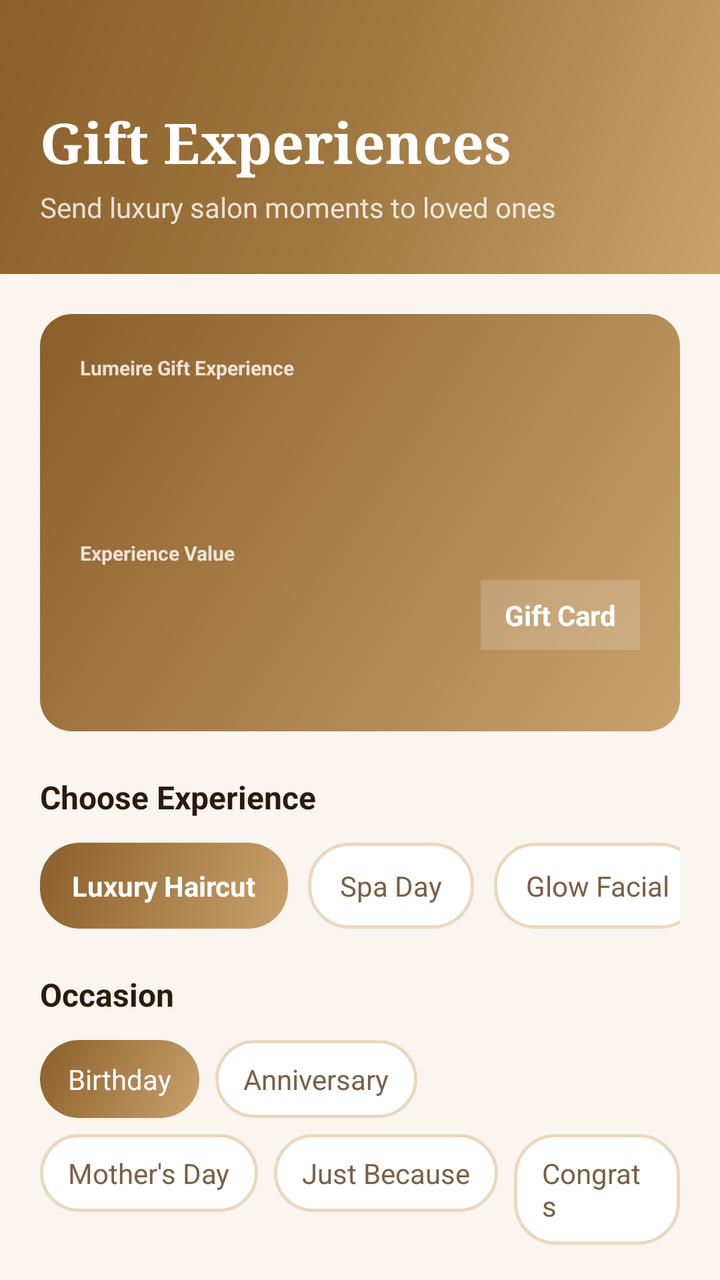
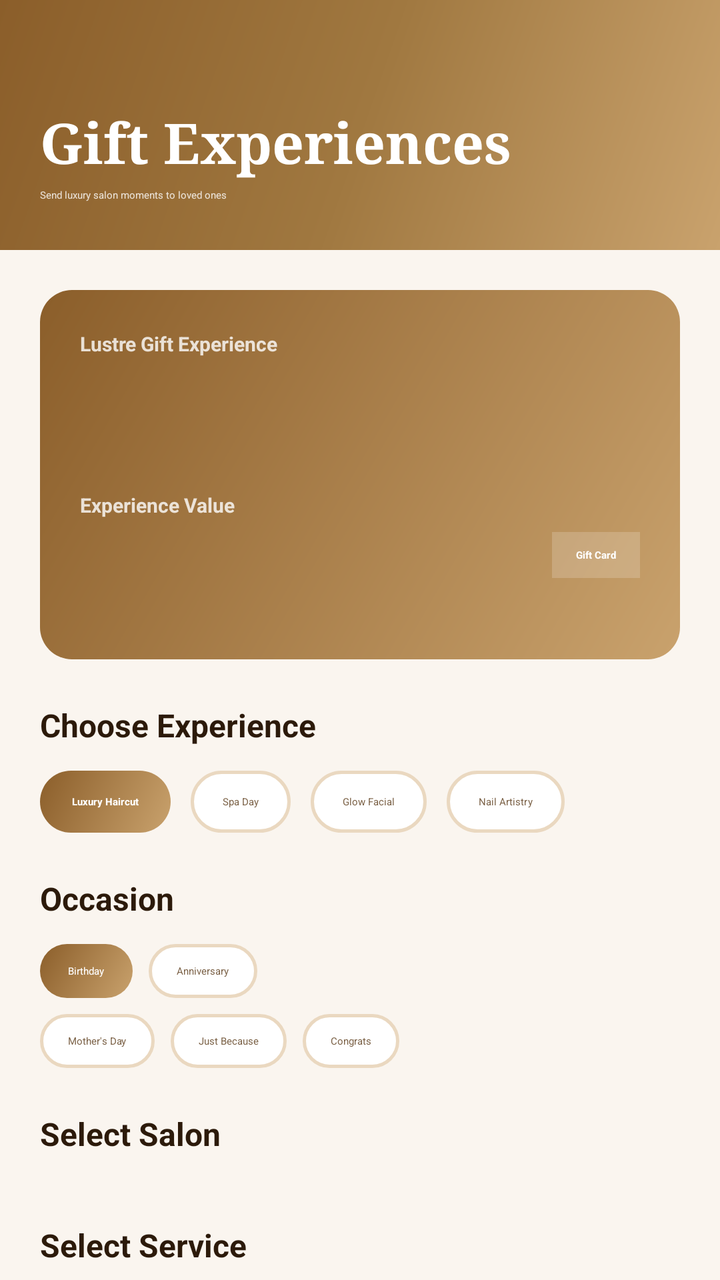

Before-and-after screenshots of an Android layout around one commit, followed by the original layout XML and the change that was made.
<!-- AndroidManifest.xml: application theme Theme.Lumeire -->
<!-- res/layout/fragment_gifting.xml -->
<?xml version="1.0" encoding="utf-8"?>
<androidx.core.widget.NestedScrollView xmlns:android="http://schemas.android.com/apk/res/android"
    xmlns:app="http://schemas.android.com/apk/res-auto"
    android:layout_width="match_parent"
    android:layout_height="match_parent"
    android:background="@color/cream_bg"
    android:fillViewport="true">

    <LinearLayout
        android:layout_width="match_parent"
        android:layout_height="wrap_content"
        android:orientation="vertical"
        android:paddingBottom="24dp">

        <LinearLayout
            android:layout_width="match_parent"
            android:layout_height="wrap_content"
            android:background="@drawable/bg_gradient_gold_header"
            android:orientation="vertical"
            android:paddingStart="20dp"
            android:paddingTop="52dp"
            android:paddingEnd="20dp"
            android:paddingBottom="24dp">

            <TextView
                android:layout_width="wrap_content"
                android:layout_height="wrap_content"
                android:text="@string/gift_experiences"
                android:textColor="@color/white"
                android:textSize="28sp"
                android:textStyle="bold"
                android:fontFamily="serif" />

            <TextView
                android:layout_width="wrap_content"
                android:layout_height="wrap_content"
                android:layout_marginTop="4dp"
                android:text="@string/gift_subtitle"
                android:textColor="#CCFFFFFF" />
        </LinearLayout>

        <LinearLayout
            android:layout_width="match_parent"
            android:layout_height="wrap_content"
            android:orientation="vertical"
            android:padding="20dp">

            <LinearLayout
                android:id="@+id/layout_gift_preview"
                android:layout_width="match_parent"
                android:layout_height="wrap_content"
                android:background="@drawable/bg_button_gold"
                android:orientation="vertical"
                android:padding="20dp">

                <TextView
                    android:layout_width="wrap_content"
                    android:layout_height="wrap_content"
                    android:text="@string/lumeire_gift_experience"
                    android:textColor="#CCFFFFFF"
                    android:textSize="10sp"
                    android:textStyle="bold" />

                <TextView
                    android:id="@+id/tv_gift_preview_title"
                    android:layout_width="wrap_content"
                    android:layout_height="wrap_content"
                    android:layout_marginTop="8dp"
                    android:textColor="@color/white"
                    android:textSize="22sp"
                    android:textStyle="bold"
                    android:fontFamily="serif" />

                <TextView
                    android:id="@+id/tv_gift_preview_desc"
                    android:layout_width="wrap_content"
                    android:layout_height="wrap_content"
                    android:layout_marginTop="4dp"
                    android:textColor="#CCFFFFFF" />

                <LinearLayout
                    android:layout_width="match_parent"
                    android:layout_height="wrap_content"
                    android:layout_marginTop="18dp"
                    android:gravity="center_vertical"
                    android:orientation="horizontal">

                    <LinearLayout
                        android:layout_width="0dp"
                        android:layout_height="wrap_content"
                        android:layout_weight="1"
                        android:orientation="vertical">

                        <TextView
                            android:layout_width="wrap_content"
                            android:layout_height="wrap_content"
                            android:text="@string/experience_value"
                            android:textColor="#CCFFFFFF"
                            android:textSize="10sp"
                            android:textStyle="bold" />

                        <TextView
                            android:id="@+id/tv_gift_preview_value"
                            android:layout_width="wrap_content"
                            android:layout_height="wrap_content"
                            android:layout_marginTop="4dp"
                            android:textColor="@color/white"
                            android:textSize="28sp"
                            android:textStyle="bold" />

                        <TextView
                            android:id="@+id/tv_gift_preview_duration"
                            android:layout_width="wrap_content"
                            android:layout_height="wrap_content"
                            android:layout_marginTop="2dp"
                            android:textColor="#CCFFFFFF" />
                    </LinearLayout>

                    <TextView
                        android:layout_width="wrap_content"
                        android:layout_height="wrap_content"
                        android:background="#2EFFFFFF"
                        android:paddingStart="12dp"
                        android:paddingTop="8dp"
                        android:paddingEnd="12dp"
                        android:paddingBottom="8dp"
                        android:text="@string/gift_card_label"
                        android:textColor="@color/white"
                        android:textStyle="bold" />
                </LinearLayout>
            </LinearLayout>

            <TextView
                android:layout_width="wrap_content"
                android:layout_height="wrap_content"
                android:layout_marginTop="22dp"
                android:text="@string/choose_experience"
                android:textColor="@color/text_dark"
                android:textSize="16sp"
                android:textStyle="bold" />

            <HorizontalScrollView
                android:layout_width="match_parent"
                android:layout_height="wrap_content"
                android:layout_marginTop="12dp"
                android:scrollbars="none">

                <LinearLayout
                    android:layout_width="wrap_content"
                    android:layout_height="wrap_content"
                    android:orientation="horizontal">

                    <TextView
                        android:id="@+id/btn_gift_service_1"
                        android:layout_width="wrap_content"
                        android:layout_height="wrap_content"
                        android:background="@drawable/bg_chip_gold_filled"
                        android:paddingStart="16dp"
                        android:paddingTop="12dp"
                        android:paddingEnd="16dp"
                        android:paddingBottom="12dp"
                        android:text="Luxury Haircut"
                        android:textColor="@color/white"
                        android:textStyle="bold" />

                    <TextView
                        android:id="@+id/btn_gift_service_2"
                        android:layout_width="wrap_content"
                        android:layout_height="wrap_content"
                        android:layout_marginStart="10dp"
                        android:background="@drawable/bg_chip_outlined"
                        android:paddingStart="16dp"
                        android:paddingTop="12dp"
                        android:paddingEnd="16dp"
                        android:paddingBottom="12dp"
                        android:text="Spa Day"
                        android:textColor="@color/text_medium" />

                    <TextView
                        android:id="@+id/btn_gift_service_3"
                        android:layout_width="wrap_content"
                        android:layout_height="wrap_content"
                        android:layout_marginStart="10dp"
                        android:background="@drawable/bg_chip_outlined"
                        android:paddingStart="16dp"
                        android:paddingTop="12dp"
                        android:paddingEnd="16dp"
                        android:paddingBottom="12dp"
                        android:text="Glow Facial"
                        android:textColor="@color/text_medium" />

                    <TextView
                        android:id="@+id/btn_gift_service_4"
                        android:layout_width="wrap_content"
                        android:layout_height="wrap_content"
                        android:layout_marginStart="10dp"
                        android:background="@drawable/bg_chip_outlined"
                        android:paddingStart="16dp"
                        android:paddingTop="12dp"
                        android:paddingEnd="16dp"
                        android:paddingBottom="12dp"
                        android:text="Nail Artistry"
                        android:textColor="@color/text_medium" />
                </LinearLayout>
            </HorizontalScrollView>

            <TextView
                android:layout_width="wrap_content"
                android:layout_height="wrap_content"
                android:layout_marginTop="22dp"
                android:text="@string/occasion"
                android:textColor="@color/text_dark"
                android:textSize="16sp"
                android:textStyle="bold" />

            <LinearLayout
                android:layout_width="match_parent"
                android:layout_height="wrap_content"
                android:layout_marginTop="12dp"
                android:orientation="horizontal">

                <TextView
                    android:id="@+id/chip_occasion_1"
                    android:layout_width="wrap_content"
                    android:layout_height="wrap_content"
                    android:background="@drawable/bg_chip_gold_filled"
                    android:paddingStart="14dp"
                    android:paddingTop="10dp"
                    android:paddingEnd="14dp"
                    android:paddingBottom="10dp"
                    android:text="Birthday"
                    android:textColor="@color/white" />

                <TextView
                    android:id="@+id/chip_occasion_2"
                    android:layout_width="wrap_content"
                    android:layout_height="wrap_content"
                    android:layout_marginStart="8dp"
                    android:background="@drawable/bg_chip_outlined"
                    android:paddingStart="14dp"
                    android:paddingTop="10dp"
                    android:paddingEnd="14dp"
                    android:paddingBottom="10dp"
                    android:text="Anniversary"
                    android:textColor="@color/text_medium" />
            </LinearLayout>

            <LinearLayout
                android:layout_width="match_parent"
                android:layout_height="wrap_content"
                android:layout_marginTop="8dp"
                android:orientation="horizontal">

                <TextView
                    android:id="@+id/chip_occasion_3"
                    android:layout_width="wrap_content"
                    android:layout_height="wrap_content"
                    android:background="@drawable/bg_chip_outlined"
                    android:paddingStart="14dp"
                    android:paddingTop="10dp"
                    android:paddingEnd="14dp"
                    android:paddingBottom="10dp"
                    android:text="Mother&#39;s Day"
                    android:textColor="@color/text_medium" />

                <TextView
                    android:id="@+id/chip_occasion_4"
                    android:layout_width="wrap_content"
                    android:layout_height="wrap_content"
                    android:layout_marginStart="8dp"
                    android:background="@drawable/bg_chip_outlined"
                    android:paddingStart="14dp"
                    android:paddingTop="10dp"
                    android:paddingEnd="14dp"
                    android:paddingBottom="10dp"
                    android:text="Just Because"
                    android:textColor="@color/text_medium" />

                <TextView
                    android:id="@+id/chip_occasion_5"
                    android:layout_width="wrap_content"
                    android:layout_height="wrap_content"
                    android:layout_marginStart="8dp"
                    android:background="@drawable/bg_chip_outlined"
                    android:paddingStart="14dp"
                    android:paddingTop="10dp"
                    android:paddingEnd="14dp"
                    android:paddingBottom="10dp"
                    android:text="Congrats"
                    android:textColor="@color/text_medium" />
            </LinearLayout>

            <TextView
                android:layout_width="wrap_content"
                android:layout_height="wrap_content"
                android:layout_marginTop="22dp"
                android:text="Select Salon"
                android:textColor="@color/text_dark"
                android:textSize="16sp"
                android:textStyle="bold" />

            <HorizontalScrollView
                android:layout_width="match_parent"
                android:layout_height="wrap_content"
                android:layout_marginTop="12dp"
                android:scrollbars="none">

                <LinearLayout
                    android:id="@+id/ll_salon_chips"
                    android:layout_width="wrap_content"
                    android:layout_height="wrap_content"
                    android:orientation="horizontal" />
            </HorizontalScrollView>

            <TextView
                android:layout_width="wrap_content"
                android:layout_height="wrap_content"
                android:layout_marginTop="22dp"
                android:text="Select Service"
                android:textColor="@color/text_dark"
                android:textSize="16sp"
                android:textStyle="bold" />

            <HorizontalScrollView
                android:layout_width="match_parent"
                android:layout_height="wrap_content"
                android:layout_marginTop="12dp"
                android:scrollbars="none">

                <LinearLayout
                    android:id="@+id/ll_service_chips"
                    android:layout_width="wrap_content"
                    android:layout_height="wrap_content"
                    android:orientation="horizontal" />
            </HorizontalScrollView>
            <TextView
                android:layout_width="wrap_content"
                android:layout_height="wrap_content"
                android:layout_marginTop="14dp"
                android:text="Or send a custom amount instead"
                android:textColor="@color/text_medium"
                android:textSize="12sp"
                />
            <EditText
                android:layout_width="match_parent"
                android:layout_height="wrap_content"
                android:id="@+id/custom_amount"
                android:layout_marginTop="8dp"
                android:background="@drawable/bg_input_field"
                android:hint="Custom amount "
                android:inputType="numberDecimal"
                android:padding="16dp"
                android:textColor="@color/text_dark"
                android:textColorHint="@color/text_light"
                />
            <TextView
                android:layout_width="wrap_content"
                android:layout_height="wrap_content"
                android:layout_marginTop="22dp"
                android:text="@string/recipient_details"
                android:textColor="@color/text_dark"
                android:textSize="16sp"
                android:textStyle="bold" />

            <EditText
                android:id="@+id/et_recipient_name"
                android:layout_width="match_parent"
                android:layout_height="wrap_content"
                android:layout_marginTop="12dp"
                android:background="@drawable/bg_input_field"
                android:hint="Recipient's Email"
                android:inputType="textEmailAddress"
                android:padding="16dp"
                android:textColor="@color/text_dark"
                android:textColorHint="@color/text_light" />

            <EditText
                android:id="@+id/et_gift_message"
                android:layout_width="match_parent"
                android:layout_height="104dp"
                android:layout_marginTop="10dp"
                android:background="@drawable/bg_input_field"
                android:gravity="top|start"
                android:hint="@string/message_hint"
                android:padding="16dp"
                android:textColor="@color/text_dark"
                android:textColorHint="@color/text_light" />

            <LinearLayout
                android:layout_width="match_parent"
                android:layout_height="wrap_content"
                android:layout_marginTop="22dp"
                android:background="@drawable/bg_card_white"
                android:orientation="vertical"
                android:padding="16dp">

                <LinearLayout
                    android:layout_width="match_parent"
                    android:layout_height="wrap_content"
                    android:orientation="horizontal">

                    <TextView
                        android:id="@+id/tv_gift_service_name"
                        android:layout_width="0dp"
                        android:layout_height="wrap_content"
                        android:layout_weight="1"
                        android:textColor="@color/text_medium" />

                    <TextView
                        android:id="@+id/tv_gift_service_price"
                        android:layout_width="wrap_content"
                        android:layout_height="wrap_content"
                        android:textColor="@color/text_dark"
                        android:textStyle="bold" />
                </LinearLayout>

                <LinearLayout
                    android:layout_width="match_parent"
                    android:layout_height="wrap_content"
                    android:layout_marginTop="10dp"
                    android:orientation="horizontal">

                    <TextView
                        android:layout_width="0dp"
                        android:layout_height="wrap_content"
                        android:layout_weight="1"
                        android:text="@string/gift_wrapping"
                        android:textColor="@color/text_medium" />

                    <TextView
                        android:layout_width="wrap_content"
                        android:layout_height="wrap_content"
                        android:text="@string/gift_wrapping_free"
                        android:textColor="@color/green_accent"
                        android:textStyle="bold" />
                </LinearLayout>

                <View
                    android:layout_width="match_parent"
                    android:layout_height="1dp"
                    android:layout_marginTop="12dp"
                    android:layout_marginBottom="12dp"
                    android:background="@color/divider" />

                <LinearLayout
                    android:layout_width="match_parent"
                    android:layout_height="wrap_content"
                    android:orientation="horizontal">

                    <TextView
                        android:layout_width="0dp"
                        android:layout_height="wrap_content"
                        android:layout_weight="1"
                        android:text="@string/total"
                        android:textColor="@color/text_dark"
                        android:textSize="16sp"
                        android:textStyle="bold" />

                    <TextView
                        android:id="@+id/tv_gift_total"
                        android:layout_width="wrap_content"
                        android:layout_height="wrap_content"
                        android:textColor="@color/gold_main"
                        android:textSize="18sp"
                        android:textStyle="bold" />
                </LinearLayout>
            </LinearLayout>
            
            <LinearLayout
                android:id="@+id/layout_payment_info"
                android:layout_width="match_parent"
                android:layout_height="wrap_content"
                android:layout_marginTop="16dp"
                android:background="@drawable/bg_card_white"
                android:orientation="vertical"
                android:padding="16dp">

                <TextView
                    android:layout_width="wrap_content"
                    android:layout_height="wrap_content"
                    android:text="Payment Details"
                    android:textColor="@color/text_dark"
                    android:textSize="14sp"
                    android:textStyle="bold" />

                <View
                    android:layout_width="match_parent"
                    android:layout_height="1dp"
                    android:layout_marginTop="10dp"
                    android:layout_marginBottom="10dp"
                    android:background="@color/divider" />

                <LinearLayout
                    android:layout_width="match_parent"
                    android:layout_height="wrap_content"
                    android:orientation="horizontal">
                    <TextView
                        android:layout_width="0dp"
                        android:layout_height="wrap_content"
                        android:layout_weight="1"
                        android:text="Bank"
                        android:textColor="@color/text_medium" />
                    <TextView
                        android:layout_width="wrap_content"
                        android:layout_height="wrap_content"
                        android:text="Lumeire Bank"
                        android:textColor="@color/text_dark"
                        android:textStyle="bold" />
                </LinearLayout>

                <LinearLayout
                    android:layout_width="match_parent"
                    android:layout_height="wrap_content"
                    android:layout_marginTop="8dp"
                    android:orientation="horizontal">
                    <TextView
                        android:layout_width="0dp"
                        android:layout_height="wrap_content"
                        android:layout_weight="1"
                        android:text="Account No."
                        android:textColor="@color/text_medium" />
                    <TextView
                        android:layout_width="wrap_content"
                        android:layout_height="wrap_content"
                        android:text="1234-5678-9012"
                        android:textColor="@color/text_dark"
                        android:textStyle="bold" />
                </LinearLayout>

                <LinearLayout
                    android:layout_width="match_parent"
                    android:layout_height="wrap_content"
                    android:layout_marginTop="8dp"
                    android:orientation="horizontal">
                    <TextView
                        android:layout_width="0dp"
                        android:layout_height="wrap_content"
                        android:layout_weight="1"
                        android:text="Account Name"
                        android:textColor="@color/text_medium" />
                    <TextView
                        android:layout_width="wrap_content"
                        android:layout_height="wrap_content"
                        android:text="Lumeire Gifts Ltd."
                        android:textColor="@color/text_dark"
                        android:textStyle="bold" />
                </LinearLayout>

                <LinearLayout
                    android:layout_width="match_parent"
                    android:layout_height="wrap_content"
                    android:layout_marginTop="8dp"
                    android:orientation="horizontal">
                    <TextView
                        android:layout_width="0dp"
                        android:layout_height="wrap_content"
                        android:layout_weight="1"
                        android:text="Reference"
                        android:textColor="@color/text_medium" />
                    <TextView
                        android:id="@+id/tv_payment_reference"
                        android:layout_width="wrap_content"
                        android:layout_height="wrap_content"
                        android:textColor="@color/gold_main"
                        android:textStyle="bold" />
                </LinearLayout>

                <TextView
                    android:layout_width="match_parent"
                    android:layout_height="wrap_content"
                    android:layout_marginTop="12dp"
                    android:background="#FFF8E7"
                    android:padding="10dp"
                    android:text="⚠ Gift card will be sent to the recipient once payment is confirmed."
                    android:textColor="@color/text_medium"
                    android:textSize="12sp" />
            </LinearLayout>
            <Button
                android:id="@+id/btn_send_gift"
                android:layout_width="match_parent"
                android:layout_height="56dp"
                android:layout_marginTop="22dp"
                android:background="@drawable/bg_button_gold"
                android:text="@string/send_gift"
                android:textAllCaps="false"
                android:textColor="@color/white"
                android:textSize="16sp"
                android:textStyle="bold" />
        </LinearLayout>
    </LinearLayout>
</androidx.core.widget.NestedScrollView>
<!-- resources referenced by this layout -->
<resources>
  <color name="cream_bg">#FAF5EF</color>
  <color name="divider">#F0E4D4</color>
  <color name="gold_main">#C9A26D</color>
  <color name="green_accent">#40A070</color>
  <color name="text_dark">#2C1A0A</color>
  <color name="text_light">#9B8060</color>
  <color name="text_medium">#7A6045</color>
  <color name="white">#FFFFFF</color>
  <!-- drawable bg_button_gold (drawable) -->
  <?xml version="1.0" encoding="utf-8"?>
  <shape xmlns:android="http://schemas.android.com/apk/res/android"
      android:shape="rectangle">
      <corners android:radius="16dp" />
      <gradient
          android:type="linear"
          android:angle="135"
          android:startColor="#C9A26D"
          android:endColor="#8B5E2A" />
  </shape>
  <!-- drawable bg_card_white (drawable) -->
  <?xml version="1.0" encoding="utf-8"?>
  <shape xmlns:android="http://schemas.android.com/apk/res/android"
      android:shape="rectangle">
      <corners android:radius="20dp" />
      <solid android:color="@color/white" />
  </shape>
  <!-- drawable bg_chip_gold_filled (drawable) -->
  <?xml version="1.0" encoding="utf-8"?>
  <shape xmlns:android="http://schemas.android.com/apk/res/android"
      android:shape="rectangle">
      <corners android:radius="20dp" />
      <gradient
          android:type="linear"
          android:angle="135"
          android:startColor="#C9A26D"
          android:endColor="#8B5E2A" />
  </shape>
  <!-- drawable bg_chip_outlined (drawable) -->
  <?xml version="1.0" encoding="utf-8"?>
  <shape xmlns:android="http://schemas.android.com/apk/res/android"
      android:shape="rectangle">
      <corners android:radius="20dp" />
      <solid android:color="@color/white" />
      <stroke
          android:width="1.5dp"
          android:color="#EAD8C0" />
  </shape>
  <!-- drawable bg_gradient_gold_header (drawable) -->
  <?xml version="1.0" encoding="utf-8"?>
  <shape xmlns:android="http://schemas.android.com/apk/res/android">
      <gradient
          android:type="linear"
          android:angle="135"
          android:startColor="#C9A26D"
          android:centerColor="#A07840"
          android:endColor="#8B5E2A" />
  </shape>
  <!-- drawable bg_input_field (drawable) -->
  <?xml version="1.0" encoding="utf-8"?>
  <shape xmlns:android="http://schemas.android.com/apk/res/android"
      android:shape="rectangle">
      <corners android:radius="14dp" />
      <solid android:color="#FAF5EF" />
      <stroke
          android:width="1.5dp"
          android:color="#EAD8C0" />
  </shape>
  <string name="choose_experience">Choose Experience</string>
  <string name="experience_value">Experience Value</string>
  <string name="gift_card_label">Gift Card</string>
  <string name="gift_experiences">Gift Experiences</string>
  <string name="gift_subtitle">Send luxury salon moments to loved ones</string>
  <string name="gift_wrapping">Gift wrapping</string>
  <string name="gift_wrapping_free">Free</string>
  <string name="lumeire_gift_experience">Lumeire Gift Experience</string>
  <string name="message_hint">Add a personal message… (optional)</string>
  <string name="occasion">Occasion</string>
  <string name="recipient_details">Recipient Details</string>
  <string name="send_gift">Send Gift</string>
  <string name="total">Total</string>
  <color name="gold_light">#C9A26D</color>
  <color name="gold_dark">#8B5E2A</color>
  <color name="gold_darker">#5C3010</color>
</resources>

<!-- the commit's change to res/layout/fragment_gifting.xml (unified diff, before → after) -->
@@ -503,7 +503,7 @@
                     <TextView
                         android:layout_width="wrap_content"
                         android:layout_height="wrap_content"
-                        android:text="Lumeire Bank"
+                        android:text="@string/bank_name"
                         android:textColor="@color/text_dark"
                         android:textStyle="bold" />
                 </LinearLayout>
@@ -541,7 +541,7 @@
                     <TextView
                         android:layout_width="wrap_content"
                         android:layout_height="wrap_content"
-                        android:text="Lumeire Gifts Ltd."
+                        android:text="@string/gifts_ltd"
                         android:textColor="@color/text_dark"
                         android:textStyle="bold" />
                 </LinearLayout>
<!-- resource entries referenced after the edit -->
@@ -67,6 +67,7 @@
           android:width="1.5dp"
           android:color="#EAD8C0" />
   </shape>
+  <string name="bank_name">Lustre Bank</string>
   <string name="choose_experience">Choose Experience</string>
   <string name="experience_value">Experience Value</string>
   <string name="gift_card_label">Gift Card</string>
@@ -74,14 +75,12 @@
   <string name="gift_subtitle">Send luxury salon moments to loved ones</string>
   <string name="gift_wrapping">Gift wrapping</string>
   <string name="gift_wrapping_free">Free</string>
-  <string name="lumeire_gift_experience">Lumeire Gift Experience</string>
+  <string name="gifts_ltd">Lustre Gifts Ltd.</string>
+  <string name="lumeire_gift_experience">Lustre Gift Experience</string>
   <string name="message_hint">Add a personal message… (optional)</string>
   <string name="occasion">Occasion</string>
   <string name="recipient_details">Recipient Details</string>
   <string name="send_gift">Send Gift</string>
   <string name="total">Total</string>
-  <color name="gold_light">#C9A26D</color>
-  <color name="gold_dark">#8B5E2A</color>
-  <color name="gold_darker">#5C3010</color>
 </resources>
 
